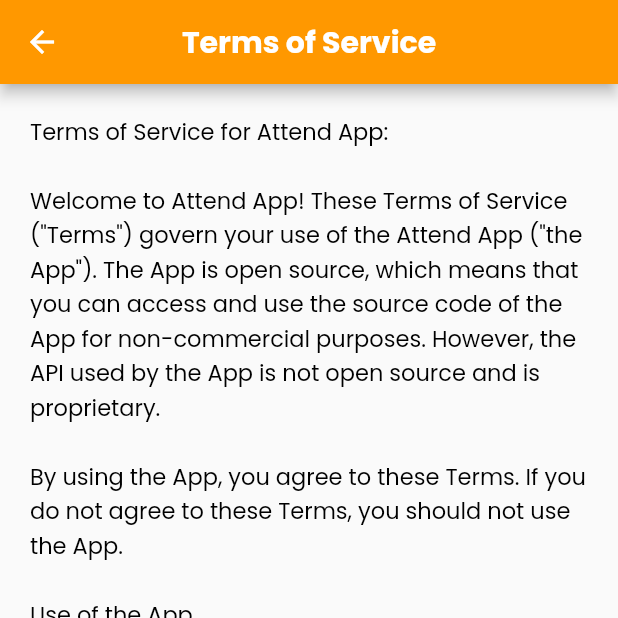
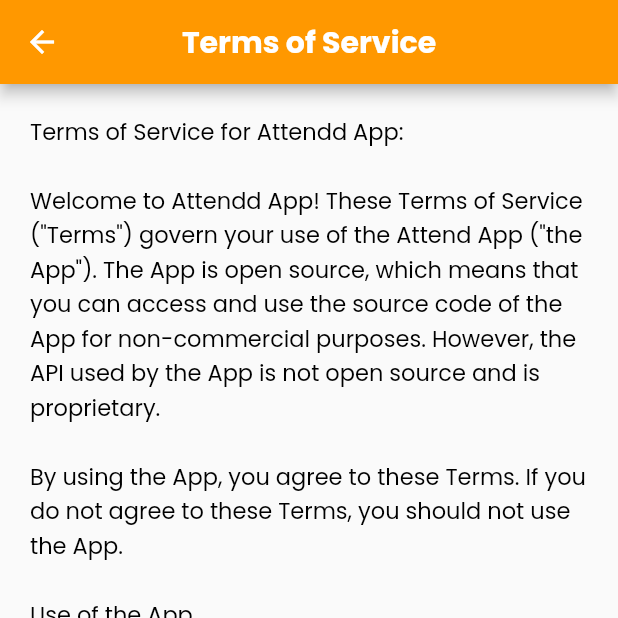
Before and after one commit to WaniAthar/kle-attendance, a Flutter app: the TOS screen opened directly, on a phone screen of 412 x 824 dp, the top half of it. Run offline on Flutter 3.47's test engine with Material 2 defaults, Android fonts, the phone set to English and light mode, and no system bars; our stand-ins replace after_layout, google_fonts, lottie, shared_preferences, shimmer, sliding_up_panel; accounts and stored records are empty.

```diff
--- a/lib/homepage.dart
+++ b/lib/homepage.dart
@@ -15,11 +15,16 @@
       body: Container(
         color: Colors.orange,
         child: FutureBuilder(
+          // dont call the api.getData() here, it will call the api everytime the build method is called
+          // instead call it in the init state of the provider
+          // future: api.getPersonalData(),
           future: api.getData(),
           builder: (BuildContext context, AsyncSnapshot<void> snapshot) {
             if (snapshot.connectionState == ConnectionState.waiting) {
+
               return _buildShimmerEffect();
             } else if (snapshot.hasError) {
+              api.fetchErr = true;
               return Column(
                 children: [
                   SizedBox(
@@ -44,6 +49,8 @@
       ),
     );
   }
+
+  // ignore: non_constant_identifier_names
 
   Widget _buildShimmerEffect() {
     return Shimmer.fromColors(
--- a/lib/input.dart
+++ b/lib/input.dart
@@ -325,9 +325,9 @@
 class TOS extends StatelessWidget {
   TOS({super.key});
   String terms = """
-Terms of Service for Attend App:
+Terms of Service for Attendd App:
 
-Welcome to Attend App! These Terms of Service ("Terms") govern your use of the Attend App ("the App"). The App is open source, which means that you can access and use the source code of the App for non-commercial purposes. However, the API used by the App is not open source and is proprietary.
+Welcome to Attendd App! These Terms of Service ("Terms") govern your use of the Attend App ("the App"). The App is open source, which means that you can access and use the source code of the App for non-commercial purposes. However, the API used by the App is not open source and is proprietary.
 
 By using the App, you agree to these Terms. If you do not agree to these Terms, you should not use the App.
 
@@ -364,7 +364,7 @@
 Governing Law and Jurisdiction
 These Terms shall be governed by and construed in accordance with the laws of the jurisdiction in which the developers of the App reside. Any legal action arising out of or relating to these Terms shall be brought exclusively in the courts of that jurisdiction.
 
-Thank you for using Attend App!
+Thank you for using Attendd App!
 
 """;
   @override
@@ -397,9 +397,9 @@
 class PrivacyPolicy extends StatelessWidget {
   PrivacyPolicy({super.key});
   String policy = """
-Privacy Policy for Attend App:
+Privacy Policy for Attendd App:
 
-Thank you for using Attend App ("the App"). This privacy policy explains how we collect, use, and protect your personal information when you use our App. By using our App, you agree to the terms and conditions of this policy.
+Thank you for using Attendd App ("the App"). This privacy policy explains how we collect, use, and protect your personal information when you use our App. By using our App, you agree to the terms and conditions of this policy.
 
 Information We Collect:
 We only collect two pieces of information from the user- USN and date of birth, which is used to fetch the attendance data from the server. We do not collect any other personal information from the users.
@@ -419,7 +419,7 @@
 Changes to this Policy:
 We reserve the right to update or modify this privacy policy at any time. We will post any changes on this page, and we encourage you to review this policy periodically.
 
-Thank you for using Attend App!
+Thank you for using Attendd App!
 """;
   @override
   Widget build(BuildContext context) {
--- a/lib/main.dart
+++ b/lib/main.dart
@@ -220,7 +220,7 @@
         elevation: 0,
         centerTitle: true,
         title: Text(
-          "Attendance",
+          "Attendd",
           style: GoogleFonts.poppins(
             color: Colors.white,
             fontSize: 25,
@@ -270,7 +270,6 @@
             splashColor: Colors.white30,
             tooltip: "Edit USN",
             onPressed: () {
-              const HomePage();
               Navigator.of(context).push(
                   MaterialPageRoute(builder: (context) => const InputData()));
             },
@@ -284,6 +283,7 @@
         ],
       ),
       body: SlidingUpPanel(
+        backdropTapClosesPanel: true,
         body: const HomePage(),
         minHeight: 480,
         maxHeight: 750,
@@ -318,6 +318,7 @@
               ),
               // shimmer effect for the 'semester' text
               FutureBuilder(
+                // future: api.getPersonalData(),
                 future: api.getData(),
                 builder: (context, snapshot) {
                   if (snapshot.connectionState == ConnectionState.waiting) {
@@ -349,6 +350,7 @@
 
               Flexible(
                 child: FutureBuilder<void>(
+                  // future: api.getAttendanceData(),
                   future: api.getData(),
                   builder: (context, snapshot) {
                     if (snapshot.connectionState == ConnectionState.waiting) {
```
Also changed, not shown: pubspec.yaml (+4 -65 lines).
